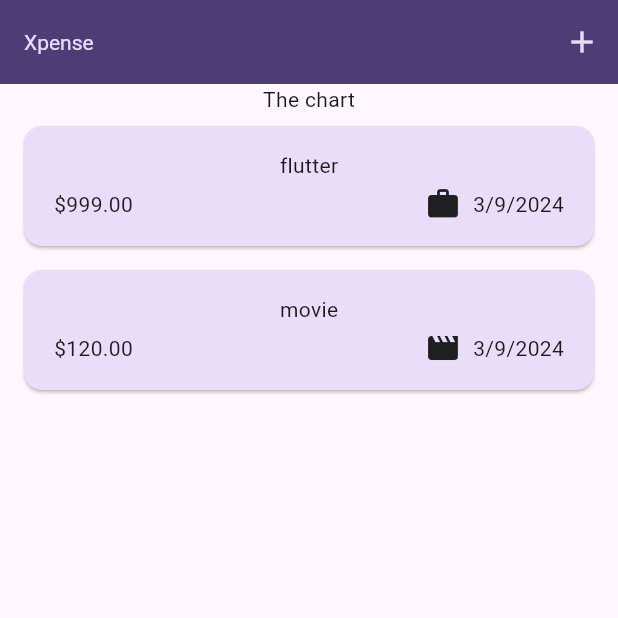
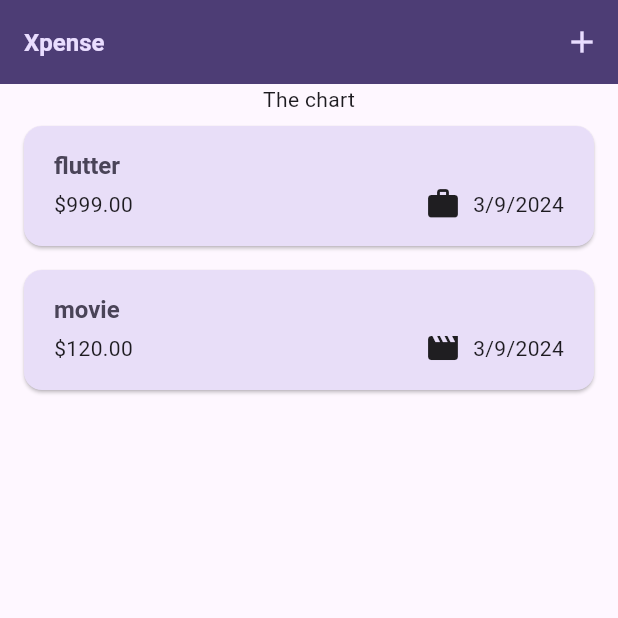
Before and after one commit to vaishakh-pk/xpense, a Flutter app: the screen it shows after launch, on a phone screen of 412 x 824 dp, the top half of it. Run offline on Flutter 3.47's test engine with Material 3 defaults, Android fonts, the phone set to English and light mode, and no system bars.

Commit message:
theme - fine tuning

```diff
--- a/lib/main.dart
+++ b/lib/main.dart
@@ -19,9 +19,9 @@ void main() {
                 backgroundColor: kColorScheme.primaryContainer)),
         textTheme: ThemeData().textTheme.copyWith(
             titleLarge: TextStyle(
-                fontWeight: FontWeight.normal,
+                fontWeight: FontWeight.bold,
                 color: kColorScheme.onSecondaryContainer,
-                fontSize: 14))),
+                fontSize: 16))),
     home: const Expenses(),
   ));
 }
--- a/lib/widgets/expenses_list/expense_item.dart
+++ b/lib/widgets/expenses_list/expense_item.dart
@@ -2,7 +2,7 @@ import 'package:flutter/material.dart';
 import 'package:xpense/models/expense_model.dart';
 
 class ExpenseItem extends StatelessWidget {
-  const ExpenseItem(this.expense,{super.key});
+  const ExpenseItem(this.expense, {super.key});
 
   final Expense expense;
 
@@ -12,8 +12,9 @@ class ExpenseItem extends StatelessWidget {
       child: Padding(
         padding: const EdgeInsets.symmetric(vertical: 16, horizontal: 20),
         child: Column(
+          crossAxisAlignment: CrossAxisAlignment.start,
           children: [
-            Text(expense.title),
+            Text(expense.title, style: Theme.of(context).textTheme.titleLarge,),
             const SizedBox(height: 4),
             Row(
               children: [
@@ -23,15 +24,17 @@ class ExpenseItem extends StatelessWidget {
                 Row(
                   children: [
                     Icon(categoryIcons[expense.category]),
-                    const SizedBox(width: 8,),
+                    const SizedBox(
+                      width: 8,
+                    ),
                     Text(expense.formattedDate)
                   ],
                 )
-
               ],
             )
           ],
         ),
-      ),);
+      ),
+    );
   }
 }
--- a/lib/widgets/expenses_list/expenses_list.dart
+++ b/lib/widgets/expenses_list/expenses_list.dart
@@ -3,17 +3,26 @@ import 'package:xpense/models/expense_model.dart';
 import 'package:xpense/widgets/expenses_list/expense_item.dart';
 
 class ExpenseList extends StatelessWidget {
-  const ExpenseList({super.key, required this.expenses, required this.onRemoveExpense});
+  const ExpenseList(
+      {super.key, required this.expenses, required this.onRemoveExpense});
 
   final void Function(Expense expense) onRemoveExpense;
 
   final List<Expense> expenses;
   @override
   Widget build(BuildContext context) {
-    return ListView.builder(itemCount: expenses.length ,itemBuilder:
-    (ctx,index)=> Dismissible(
-      key : ValueKey(expenses[index]),
-      onDismissed: (direction){onRemoveExpense(expenses[index]);},
-    child: ExpenseItem(expenses[index])));
+    return ListView.builder(
+        itemCount: expenses.length,
+        itemBuilder: (ctx, index) => Dismissible(
+            background: Container(
+                color: Theme.of(context).colorScheme.error.withOpacity(0.75),
+                margin: EdgeInsets.symmetric(
+                  horizontal: Theme.of(context).cardTheme.margin!.horizontal,
+                )),
+            key: ValueKey(expenses[index]),
+            onDismissed: (direction) {
+              onRemoveExpense(expenses[index]);
+            },
+            child: ExpenseItem(expenses[index])));
   }
 }
```
